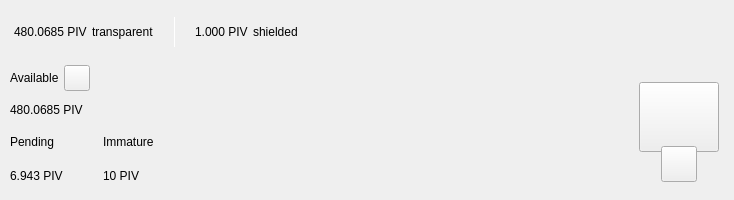
This is src/qt/pivx/forms/topbar.ui in PivxLiteDev/PivxLite as Qt 5 draws it before an edit. The edited form follows.
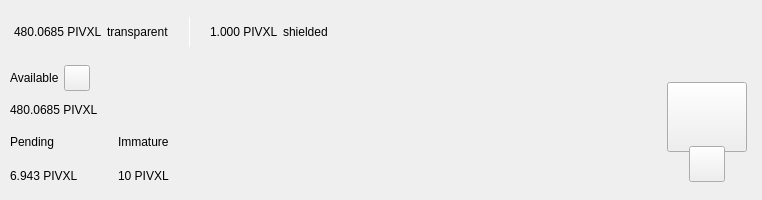
This is the edited form. Custom widgets are drawn as their Qt base class.

Commit message: renamed PIV -> PIVXL, zPIV -> zPIVXL, mPIV -> mPIVXL and uPIV -> uPIVXL renamed PIVX -> PIVXL

```diff
--- a/src/qt/pivx/forms/topbar.ui
+++ b/src/qt/pivx/forms/topbar.ui
@@ -119,7 +119,7 @@
                <string notr="true">padding:0px;margin:0px;</string>
               </property>
               <property name="text">
-               <string notr="true">480.0685 PIV</string>
+               <string notr="true">480.0685 PIVXL</string>
               </property>
              </widget>
             </item>
@@ -195,7 +195,7 @@
                </size>
               </property>
               <property name="text">
-               <string notr="true">1.000 PIV</string>
+               <string notr="true">1.000 PIVXL</string>
               </property>
              </widget>
             </item>
@@ -474,7 +474,7 @@
              <item>
               <widget class="QLabel" name="labelAmountPiv">
                <property name="text">
-                <string notr="true">480.0685 PIV</string>
+                <string notr="true">480.0685 PIVXL</string>
                </property>
               </widget>
              </item>
@@ -529,7 +529,7 @@
                  <item>
                   <widget class="QLabel" name="labelPendingPiv">
                    <property name="text">
-                    <string notr="true">6.943 PIV</string>
+                    <string notr="true">6.943 PIVXL</string>
                    </property>
                   </widget>
                  </item>
@@ -583,7 +583,7 @@
                  <item>
                   <widget class="QLabel" name="labelImmaturePiv">
                    <property name="text">
-                    <string notr="true">10 PIV</string>
+                    <string notr="true">10 PIVXL</string>
                    </property>
                   </widget>
                  </item>
```
The commit also changes 109 other files.
